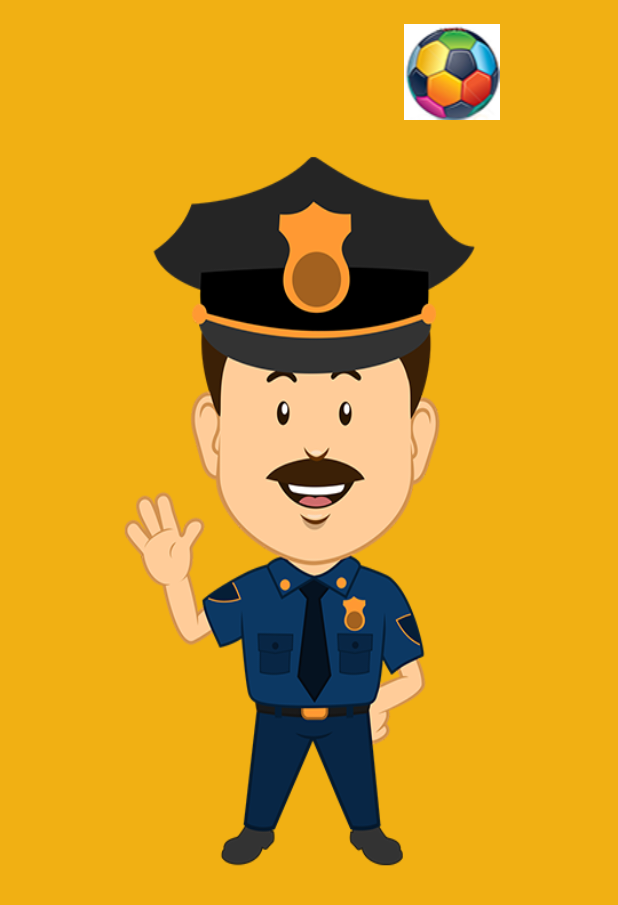
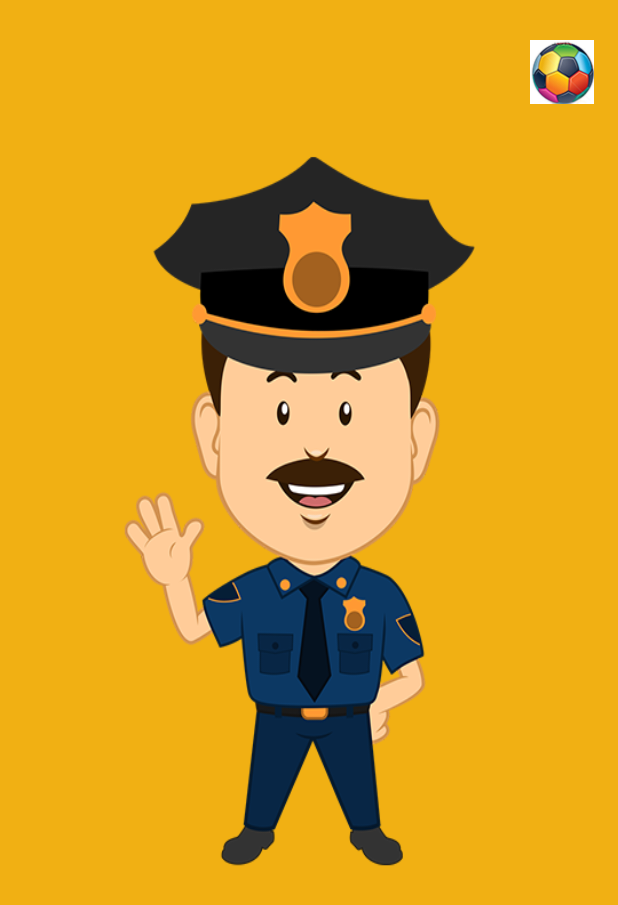
Before and after one commit to ishanguliani/TheDrunkApp, an Android app: the screen it shows after launch (MainActivity), on a phone screen of 412 x 824 dp. Shown: the top 905 px of the screen. Run offline under Robolectric (Android 15) with nearby library versions, the phone set to English and light mode, and no system bars.

Commit message:
****Added sound on/off icons to drawable folder****Updated homepag layout XML****

```diff
--- a/app/src/main/res/layout/layout_home_screen.xml
+++ b/app/src/main/res/layout/layout_home_screen.xml
@@ -13,13 +13,15 @@
     <LinearLayout
         android:layout_width="match_parent"
         android:layout_height="wrap_content"
-        android:orientation="horizontal">
+        android:orientation="horizontal"
+
+        >
 
 
     <TextView
         android:layout_width="0dp"
         android:layout_height="wrap_content"
-        android:layout_weight="1"
+        android:layout_weight="8"
         android:textAppearance="?android:attr/textAppearanceLarge"
         android:text="Helloworld"
         android:typeface="serif"
@@ -32,7 +34,9 @@
             android:layout_width="0dp"
             android:layout_height="wrap_content"
             android:layout_weight="1"
-            android:src="@drawable/ball" />
+            android:gravity="right"
+            android:padding="0dp"
+            android:src="@drawable/sound_on" />
 
 
 
```
Also changed, not shown: app/src/main/res/drawable/sound_off.png (added), app/src/main/res/drawable/sound_on.png (added), settings.gradle (line endings or trailing spaces), 1 other file.
